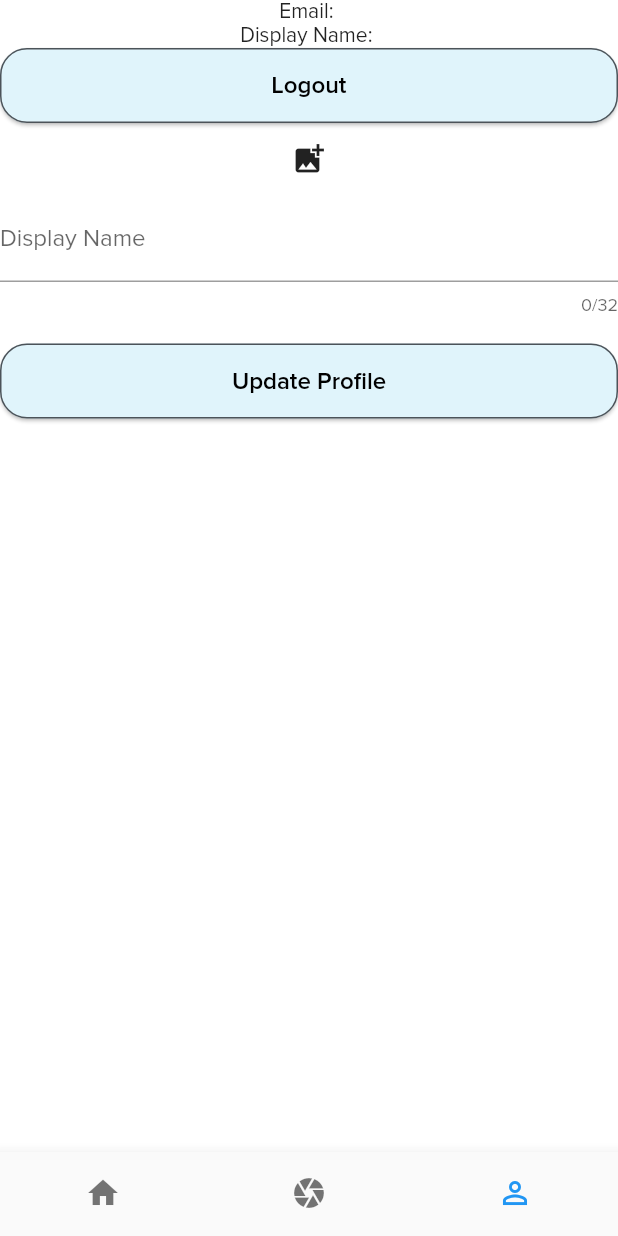
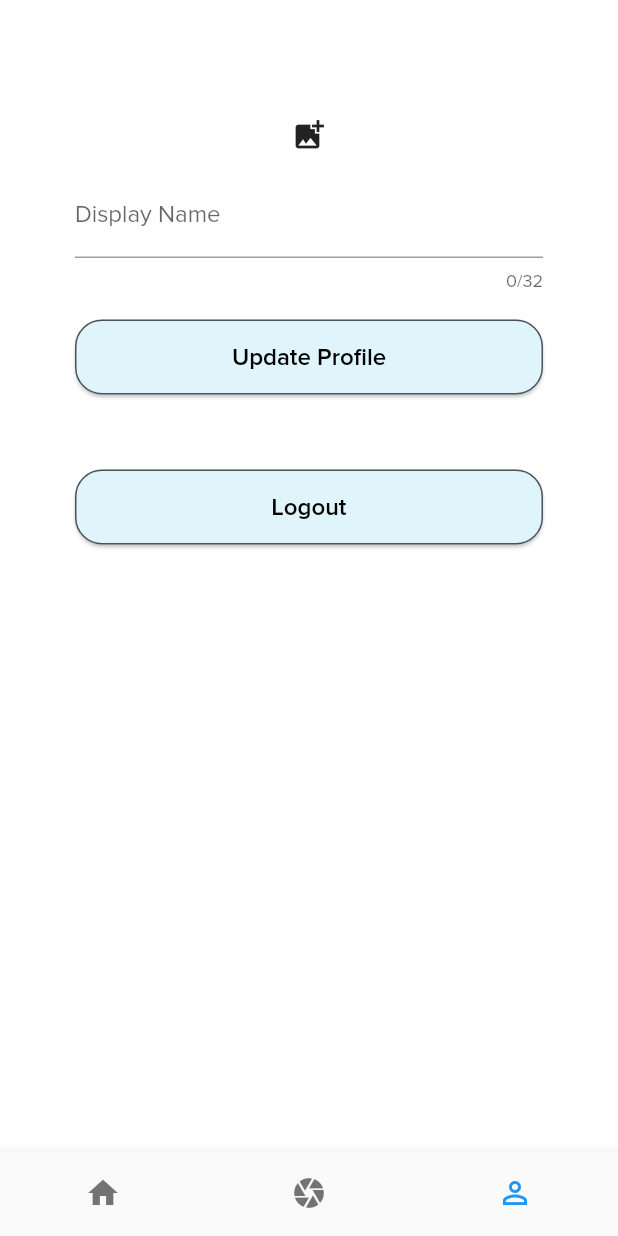
Before and after one commit to sebgtfr/T_S_A, a Flutter app: the screen it shows once a user with an empty profile is signed in, item 3 of the bottom bar chosen, on a phone screen of 412 x 824 dp. Run offline on Flutter 3.47's test engine with Material 2 defaults, Android fonts, the phone set to English and light mode, and no system bars; our stand-ins replace cloud_firestore, firebase_auth, firebase_core, firebase_storage, geolocator, image_cropper and 1 more; accounts and stored records are empty.

Commit message:
ProfilScreen

```diff
--- a/lib/screen/Connected/ProfileScreen.dart
+++ b/lib/screen/Connected/ProfileScreen.dart
@@ -5,6 +5,7 @@ import 'package:tsa_gram/Forms/ProfileForm.dart';
 
 import 'package:tsa_gram/models/Auth/Auth.dart';
 import 'package:tsa_gram/widgets/Button.dart';
+import 'package:tsa_gram/widgets/PickImage.dart';
 
 class ProfileScreen extends StatelessWidget {
   final Auth _auth = Auth();
@@ -17,23 +18,39 @@ class ProfileScreen extends StatelessWidget {
       return Container();
     }
 
-    return Column(
+    return Padding(
+      padding: EdgeInsets.symmetric(horizontal: 50.0, vertical: 50.0),
+      child: Container(
+        width: double.infinity,
+        height: 600,
+        decoration: BoxDecoration(
+          color: Colors.white,
+          borderRadius: BorderRadius.circular(25.0),
+        ),
+        child: Column(
           children: <Widget>[
+            Row(
+              children: [
                 (user.photoURL != null)
                     ? ClipRRect(
                         borderRadius: BorderRadius.circular(100),
                         child: Image(
                           image: NetworkImage(user.photoURL),
-                  width: 170,
-                  height: 170,
+                          width: 70,
+                          height: 70,
                           fit: BoxFit.cover,
                         ),
                       )
                     : Container(),
-        Text('Email: ' + user.email),
+                SizedBox(width: 20),
                 (user.displayName != null)
-            ? Text('Display Name: ' + user.displayName)
+                    ? Text(user.displayName,
+                        style: TextStyle(fontWeight: FontWeight.bold))
                     : Container(),
+              ],
+            ),
+            ProfileForm(),
+            SizedBox(height: 50),
             Button(
               label: 'Logout',
               onSubmit: () {
@@ -41,8 +58,9 @@ class ProfileScreen extends StatelessWidget {
                 return null;
               },
             ),
-        ProfileForm(),
           ],
+        ),
+      ),
     );
   }
 }
```
Also changed, not shown: 2 other files. Lines whose indentation alone changed are shown as unchanged.
